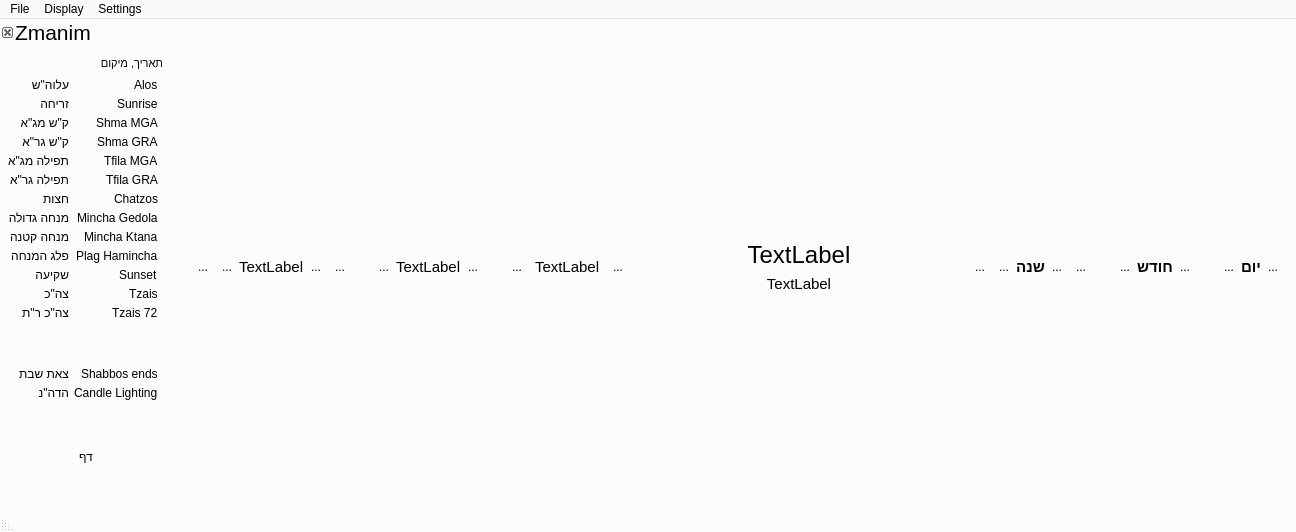
MosheWagner/luach, file mainwindow.ui: the form before one commit.
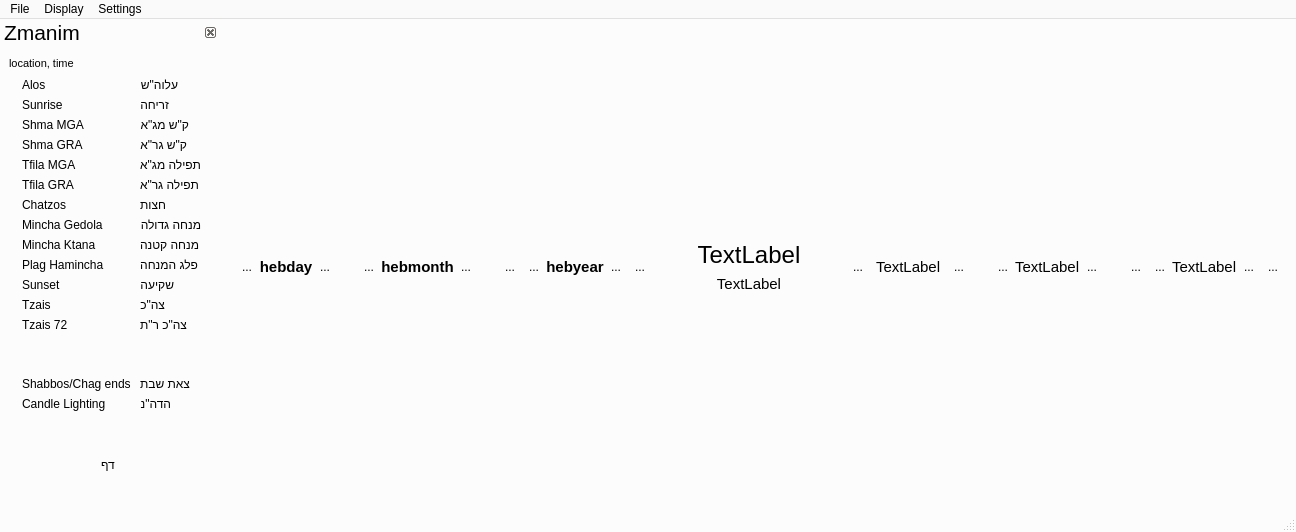
The form after the commit. Icons and pictures are not drawn.

```diff
--- a/mainwindow.ui
+++ b/mainwindow.ui
@@ -429,7 +429,7 @@
    <string>MainWindow</string>
   </property>
   <property name="layoutDirection">
-   <enum>Qt::RightToLeft</enum>
+   <enum>Qt::LeftToRight</enum>
   </property>
   <property name="autoFillBackground">
    <bool>false</bool>
@@ -438,6 +438,9 @@
    <string/>
   </property>
   <widget class="QWidget" name="centralWidget">
+   <property name="layoutDirection">
+    <enum>Qt::LeftToRight</enum>
+   </property>
    <layout class="QVBoxLayout" name="verticalLayout">
     <property name="spacing">
      <number>5</number>
@@ -464,46 +467,6 @@
         <property name="leftMargin">
          <number>0</number>
         </property>
-        <item>
-         <widget class="QToolButton" name="backDayBTN">
-          <property name="focusPolicy">
-           <enum>Qt::NoFocus</enum>
-          </property>
-          <property name="text">
-           <string>...</string>
-          </property>
-          <property name="icon">
-           <iconset>
-            <normaloff>:/Icons/arrow-right.png</normaloff>:/Icons/arrow-right.png</iconset>
-          </property>
-          <property name="autoRaise">
-           <bool>true</bool>
-          </property>
-         </widget>
-        </item>
-        <item>
-         <widget class="QLabel" name="daylabel">
-          <property name="sizePolicy">
-           <sizepolicy hsizetype="Maximum" vsizetype="Maximum">
-            <horstretch>0</horstretch>
-            <verstretch>0</verstretch>
-           </sizepolicy>
-          </property>
-          <property name="font">
-           <font>
-            <pointsize>11</pointsize>
-            <weight>75</weight>
-            <bold>true</bold>
-           </font>
-          </property>
-          <property name="text">
-           <string>יום</string>
-          </property>
-          <property name="alignment">
-           <set>Qt::AlignCenter</set>
-          </property>
-         </widget>
-        </item>
         <item>
          <widget class="QToolButton" name="nextDayBTN">
           <property name="focusPolicy">
@@ -521,6 +484,46 @@
           </property>
          </widget>
         </item>
+        <item>
+         <widget class="QLabel" name="daylabel">
+          <property name="sizePolicy">
+           <sizepolicy hsizetype="Maximum" vsizetype="Maximum">
+            <horstretch>0</horstretch>
+            <verstretch>0</verstretch>
+           </sizepolicy>
+          </property>
+          <property name="font">
+           <font>
+            <pointsize>11</pointsize>
+            <weight>75</weight>
+            <bold>true</bold>
+           </font>
+          </property>
+          <property name="text">
+           <string>hebday</string>
+          </property>
+          <property name="alignment">
+           <set>Qt::AlignCenter</set>
+          </property>
+         </widget>
+        </item>
+        <item>
+         <widget class="QToolButton" name="backDayBTN">
+          <property name="focusPolicy">
+           <enum>Qt::NoFocus</enum>
+          </property>
+          <property name="text">
+           <string>...</string>
+          </property>
+          <property name="icon">
+           <iconset resource="Luach.qrc">
+            <normaloff>:/Icons/arrow-right.png</normaloff>:/Icons/arrow-right.png</iconset>
+          </property>
+          <property name="autoRaise">
+           <bool>true</bool>
+          </property>
+         </widget>
+        </item>
        </layout>
       </item>
       <item row="0" column="1">
@@ -531,46 +534,6 @@
         <property name="leftMargin">
          <number>0</number>
         </property>
-        <item>
-         <widget class="QToolButton" name="backMonthBTN">
-          <property name="focusPolicy">
-           <enum>Qt::NoFocus</enum>
-          </property>
-          <property name="text">
-           <string>...</string>
-          </property>
-          <property name="icon">
-           <iconset>
-            <normaloff>:/Icons/arrow-right.png</normaloff>:/Icons/arrow-right.png</iconset>
-          </property>
-          <property name="autoRaise">
-           <bool>true</bool>
-          </property>
-         </widget>
-        </item>
-        <item>
-         <widget class="QLabel" name="monthlabel">
-          <property name="sizePolicy">
-           <sizepolicy hsizetype="Maximum" vsizetype="Maximum">
-            <horstretch>0</horstretch>
-            <verstretch>0</verstretch>
-           </sizepolicy>
-          </property>
-          <property name="font">
-           <font>
-            <pointsize>11</pointsize>
-            <weight>75</weight>
-            <bold>true</bold>
-           </font>
-          </property>
-          <property name="text">
-           <string>חודש</string>
-          </property>
-          <property name="alignment">
-           <set>Qt::AlignCenter</set>
-          </property>
-         </widget>
-        </item>
         <item>
          <widget class="QToolButton" name="nextMonthBTN">
           <property name="focusPolicy">
@@ -591,6 +554,46 @@
           </property>
          </widget>
         </item>
+        <item>
+         <widget class="QLabel" name="monthlabel">
+          <property name="sizePolicy">
+           <sizepolicy hsizetype="Maximum" vsizetype="Maximum">
+            <horstretch>0</horstretch>
+            <verstretch>0</verstretch>
+           </sizepolicy>
+          </property>
+          <property name="font">
+           <font>
+            <pointsize>11</pointsize>
+            <weight>75</weight>
+            <bold>true</bold>
+           </font>
+          </property>
+          <property name="text">
+           <string>hebmonth</string>
+          </property>
+          <property name="alignment">
+           <set>Qt::AlignCenter</set>
+          </property>
+         </widget>
+        </item>
+        <item>
+         <widget class="QToolButton" name="backMonthBTN">
+          <property name="focusPolicy">
+           <enum>Qt::NoFocus</enum>
+          </property>
+          <property name="text">
+           <string>...</string>
+          </property>
+          <property name="icon">
+           <iconset resource="Luach.qrc">
+            <normaloff>:/Icons/arrow-right.png</normaloff>:/Icons/arrow-right.png</iconset>
+          </property>
+          <property name="autoRaise">
+           <bool>true</bool>
+          </property>
+         </widget>
+        </item>
        </layout>
       </item>
       <item row="0" column="2">
@@ -601,80 +604,6 @@
         <property name="leftMargin">
          <number>0</number>
         </property>
-        <item>
-         <widget class="QToolButton" name="doublebackYearBTN">
-          <property name="focusPolicy">
-           <enum>Qt::NoFocus</enum>
-          </property>
-          <property name="text">
-           <string>...</string>
-          </property>
-          <property name="icon">
-           <iconset>
-            <normaloff>:/Icons/arrow-right-double.png</normaloff>:/Icons/arrow-right-double.png</iconset>
-          </property>
-          <property name="autoRaise">
-           <bool>true</bool>
-          </property>
-         </widget>
-        </item>
-        <item>
-         <widget class="QToolButton" name="backYearBTN">
-          <property name="focusPolicy">
-           <enum>Qt::NoFocus</enum>
-          </property>
-          <property name="text">
-           <string>...</string>
-          </property>
-          <property name="icon">
-           <iconset>
-            <normaloff>:/Icons/arrow-right.png</normaloff>:/Icons/arrow-right.png</iconset>
-          </property>
-          <property name="autoRaise">
-           <bool>true</bool>
-          </property>
-         </widget>
-        </item>
-        <item>
-         <widget class="QLabel" name="yearlabel">
-          <property name="sizePolicy">
-           <sizepolicy hsizetype="Maximum" vsizetype="Maximum">
-            <horstretch>0</horstretch>
-            <verstretch>0</verstretch>
-           </sizepolicy>
-          </property>
-          <property name="font">
-           <font>
-            <pointsize>11</pointsize>
-            <weight>75</weight>
-            <bold>true</bold>
-           </font>
-          </property>
-          <property name="text">
-           <string>שנה</string>
-          </property>
-          <property name="alignment">
-           <set>Qt::AlignCenter</set>
-          </property>
-         </widget>
-        </item>
-        <item>
-         <widget class="QToolButton" name="nextYearBTN">
-          <property name="focusPolicy">
-           <enum>Qt::NoFocus</enum>
-          </property>
-          <property name="text">
-           <string>...</string>
-          </property>
-          <property name="icon">
-           <iconset>
-            <normaloff>:/Icons/arrow-left.png</normaloff>:/Icons/arrow-left.png</iconset>
-          </property>
-          <property name="autoRaise">
-           <bool>true</bool>
-          </property>
-         </widget>
-        </item>
         <item>
          <widget class="QToolButton" name="doublenextYearBTN">
           <property name="focusPolicy">
@@ -692,6 +621,80 @@
           </property>
          </widget>
         </item>
+        <item>
+         <widget class="QToolButton" name="nextYearBTN">
+          <property name="focusPolicy">
+           <enum>Qt::NoFocus</enum>
+          </property>
+          <property name="text">
+           <string>...</string>
+          </property>
+          <property name="icon">
+           <iconset resource="Luach.qrc">
+            <normaloff>:/Icons/arrow-left.png</normaloff>:/Icons/arrow-left.png</iconset>
+          </property>
+          <property name="autoRaise">
+           <bool>true</bool>
+          </property>
+         </widget>
+        </item>
+        <item>
+         <widget class="QLabel" name="yearlabel">
+          <property name="sizePolicy">
+           <sizepolicy hsizetype="Maximum" vsizetype="Maximum">
+            <horstretch>0</horstretch>
+            <verstretch>0</verstretch>
+           </sizepolicy>
+          </property>
+          <property name="font">
+           <font>
+            <pointsize>11</pointsize>
+            <weight>75</weight>
+            <bold>true</bold>
+           </font>
+          </property>
+          <property name="text">
+           <string>hebyear</string>
+          </property>
+          <property name="alignment">
+           <set>Qt::AlignCenter</set>
+          </property>
+         </widget>
+        </item>
+        <item>
+         <widget class="QToolButton" name="backYearBTN">
+          <property name="focusPolicy">
+           <enum>Qt::NoFocus</enum>
+          </property>
+          <property name="text">
+           <string>...</string>
+          </property>
+          <property name="icon">
+           <iconset resource="Luach.qrc">
+            <normaloff>:/Icons/arrow-right.png</normaloff>:/Icons/arrow-right.png</iconset>
+          </property>
+          <property name="autoRaise">
+           <bool>true</bool>
+          </property>
+         </widget>
+        </item>
+        <item>
+         <widget class="QToolButton" name="doublebackYearBTN">
+          <property name="focusPolicy">
+           <enum>Qt::NoFocus</enum>
+          </property>
+          <property name="text">
+           <string>...</string>
+          </property>
+          <property name="icon">
+           <iconset resource="Luach.qrc">
+            <normaloff>:/Icons/arrow-right-double.png</normaloff>:/Icons/arrow-right-double.png</iconset>
+          </property>
+          <property name="autoRaise">
+           <bool>true</bool>
+          </property>
+         </widget>
+        </item>
        </layout>
       </item>
       <item row="0" column="3">
@@ -745,46 +748,6 @@
       </item>
       <item row="0" column="4">
        <layout class="QHBoxLayout" name="horizontalLayout">
-        <item>
-         <widget class="QToolButton" name="backgdayBTN">
-          <property name="focusPolicy">
-           <enum>Qt::NoFocus</enum>
-          </property>
-          <property name="text">
-           <string>...</string>
-          </property>
-          <property name="icon">
-           <iconset>
-            <normaloff>:/Icons/arrow-right.png</normaloff>:/Icons/arrow-right.png</iconset>
-          </property>
-          <property name="autoRaise">
-           <bool>true</bool>
-          </property>
-         </widget>
-        </item>
-        <item>
-         <widget class="QLabel" name="engdaylbl">
-          <property name="sizePolicy">
-           <sizepolicy hsizetype="Maximum" vsizetype="Maximum">
-            <horstretch>0</horstretch>
-            <verstretch>0</verstretch>
-           </sizepolicy>
-          </property>
-          <property name="font">
-           <font>
-            <pointsize>11</pointsize>
-            <weight>50</weight>
-            <bold>false</bold>
-           </font>
-          </property>
-          <property name="layoutDirection">
-           <enum>Qt::LeftToRight</enum>
-          </property>
-          <property name="text">
-           <string>TextLabel</string>
-          </property>
-         </widget>
-        </item>
         <item>
          <widget class="QToolButton" name="nextgdayBTN">
           <property name="focusPolicy">
@@ -802,6 +765,46 @@
           </property>
          </widget>
         </item>
+        <item>
+         <widget class="QLabel" name="engdaylbl">
+          <property name="sizePolicy">
+           <sizepolicy hsizetype="Maximum" vsizetype="Maximum">
+            <horstretch>0</horstretch>
+            <verstretch>0</verstretch>
+           </sizepolicy>
+          </property>
+          <property name="font">
+           <font>
+            <pointsize>11</pointsize>
+            <weight>50</weight>
+            <bold>false</bold>
+           </font>
+          </property>
+          <property name="layoutDirection">
+           <enum>Qt::LeftToRight</enum>
+          </property>
+          <property name="text">
+           <string>TextLabel</string>
+          </property>
+         </widget>
+        </item>
+        <item>
+         <widget class="QToolButton" name="backgdayBTN">
+          <property name="focusPolicy">
+           <enum>Qt::NoFocus</enum>
+          </property>
+          <property name="text">
+           <string>...</string>
+          </property>
+          <property name="icon">
+           <iconset resource="Luach.qrc">
+            <normaloff>:/Icons/arrow-right.png</normaloff>:/Icons/arrow-right.png</iconset>
+          </property>
+          <property name="autoRaise">
+           <bool>true</bool>
+          </property>
+         </widget>
+        </item>
        </layout>
       </item>
       <item row="0" column="5">
@@ -812,46 +815,6 @@
         <property name="leftMargin">
          <number>0</number>
         </property>
-        <item>
-         <widget class="QToolButton" name="backgmonthBTN">
-          <property name="focusPolicy">
-           <enum>Qt::NoFocus</enum>
-          </property>
-          <property name="text">
-           <string>...</string>
-          </property>
-          <property name="icon">
-           <iconset>
-            <normaloff>:/Icons/arrow-right.png</normaloff>:/Icons/arrow-right.png</iconset>
-          </property>
-          <property name="autoRaise">
-           <bool>true</bool>
-          </property>
-         </widget>
-        </item>
-        <item>
-         <widget class="QLabel" name="engmonthlbl">
-          <property name="sizePolicy">
-           <sizepolicy hsizetype="Maximum" vsizetype="Maximum">
-            <horstretch>0</horstretch>
-            <verstretch>0</verstretch>
-           </sizepolicy>
-          </property>
-          <property name="font">
-           <font>
-            <pointsize>11</pointsize>
-            <weight>50</weight>
-            <bold>false</bold>
-           </font>
-          </property>
-          <property name="layoutDirection">
-           <enum>Qt::LeftToRight</enum>
-          </property>
-          <property name="text">
-           <string>TextLabel</string>
-          </property>
-         </widget>
-        </item>
         <item>
          <widget class="QToolButton" name="nextgmonthBTN">
           <property name="focusPolicy">
@@ -869,6 +832,46 @@
           </property>
          </widget>
         </item>
+        <item>
+         <widget class="QLabel" name="engmonthlbl">
+          <property name="sizePolicy">
+           <sizepolicy hsizetype="Maximum" vsizetype="Maximum">
+            <horstretch>0</horstretch>
+            <verstretch>0</verstretch>
+           </sizepolicy>
+          </property>
+          <property name="font">
+           <font>
+            <pointsize>11</pointsize>
+            <weight>50</weight>
+            <bold>false</bold>
+           </font>
+          </property>
+          <property name="layoutDirection">
+           <enum>Qt::LeftToRight</enum>
+          </property>
+          <property name="text">
+           <string>TextLabel</string>
+          </property>
+         </widget>
+        </item>
+        <item>
+         <widget class="QToolButton" name="backgmonthBTN">
+          <property name="focusPolicy">
+           <enum>Qt::NoFocus</enum>
+          </property>
+          <property name="text">
+           <string>...</string>
+          </property>
+          <property name="icon">
+           <iconset resource="Luach.qrc">
+            <normaloff>:/Icons/arrow-right.png</normaloff>:/Icons/arrow-right.png</iconset>
+          </property>
+          <property name="autoRaise">
+           <bool>true</bool>
+          </property>
+         </widget>
+        </item>
        </layout>
       </item>
       <item row="0" column="6">
@@ -879,80 +882,6 @@
         <property name="leftMargin">
          <number>0</number>
         </property>
-        <item>
-         <widget class="QToolButton" name="doublebackgYearBTN">
-          <property name="focusPolicy">
-           <enum>Qt::NoFocus</enum>
-          </property>
-          <property name="text">
-           <string>...</string>
-          </property>
-          <property name="icon">
-           <iconset>
-            <normaloff>:/Icons/arrow-right-double.png</normaloff>:/Icons/arrow-right-double.png</iconset>
-          </property>
-          <property name="autoRaise">
-           <bool>true</bool>
-          </property>
-         </widget>
-        </item>
-        <item>
-         <widget class="QToolButton" name="backgYearBTN">
-          <property name="focusPolicy">
-           <enum>Qt::NoFocus</enum>
-          </property>
-          <property name="text">
-           <string>...</string>
-          </property>
-          <property name="icon">
-           <iconset>
-            <normaloff>:/Icons/arrow-right.png</normaloff>:/Icons/arrow-right.png</iconset>
-          </property>
-          <property name="autoRaise">
-           <bool>true</bool>
-          </property>
-         </widget>
-        </item>
-        <item>
-         <widget class="QLabel" name="engyearlbl">
-          <property name="sizePolicy">
-           <sizepolicy hsizetype="Maximum" vsizetype="Maximum">
-            <horstretch>0</horstretch>
-            <verstretch>0</verstretch>
-           </sizepolicy>
-          </property>
-          <property name="font">
-           <font>
-            <pointsize>11</pointsize>
-            <weight>50</weight>
-            <bold>false</bold>
-           </font>
-          </property>
-          <property name="layoutDirection">
-           <enum>Qt::LeftToRight</enum>
-          </property>
-          <property name="text">
-           <string>TextLabel</string>
-          </property>
-         </widget>
-        </item>
-        <item>
-         <widget class="QToolButton" name="nextgYearBTN">
-          <property name="focusPolicy">
-           <enum>Qt::NoFocus</enum>
-          </property>
-          <property name="text">
-           <string>...</string>
-          </property>
-          <property name="icon">
-           <iconset>
-            <normaloff>:/Icons/arrow-left.png</normaloff>:/Icons/arrow-left.png</iconset>
-          </property>
-          <property name="autoRaise">
-           <bool>true</bool>
-          </property>
-         </widget>
-        </item>
         <item>
          <widget class="QToolButton" name="doublenextgYearBTN">
           <property name="focusPolicy">
@@ -970,6 +899,80 @@
           </property>
          </widget>
         </item>
+        <item>
+         <widget class="QToolButton" name="nextgYearBTN">
+          <property name="focusPolicy">
+           <enum>Qt::NoFocus</enum>
+          </property>
+          <property name="text">
+           <string>...</string>
+          </property>
+          <property name="icon">
+           <iconset resource="Luach.qrc">
+            <normaloff>:/Icons/arrow-left.png</normaloff>:/Icons/arrow-left.png</iconset>
+          </property>
+          <property name="autoRaise">
+           <bool>true</bool>
+          </property>
+         </widget>
+        </item>
+        <item>
+         <widget class="QLabel" name="engyearlbl">
+          <property name="sizePolicy">
+           <sizepolicy hsizetype="Maximum" vsizetype="Maximum">
+            <horstretch>0</horstretch>
+            <verstretch>0</verstretch>
+           </sizepolicy>
+          </property>
+          <property name="font">
+           <font>
+            <pointsize>11</pointsize>
+            <weight>50</weight>
+            <bold>false</bold>
+           </font>
+          </property>
+          <property name="layoutDirection">
+           <enum>Qt::LeftToRight</enum>
+          </property>
+          <property name="text">
+           <string>TextLabel</string>
+          </property>
+         </widget>
+        </item>
+        <item>
+         <widget class="QToolButton" name="backgYearBTN">
+          <property name="focusPolicy">
+           <enum>Qt::NoFocus</enum>
+          </property>
+          <property name="text">
+           <string>...</string>
+          </property>
+          <property name="icon">
+           <iconset resource="Luach.qrc">
+            <normaloff>:/Icons/arrow-right.png</normaloff>:/Icons/arrow-right.png</iconset>
+          </property>
+          <property name="autoRaise">
+           <bool>true</bool>
+          </property>
+         </widget>
+        </item>
+        <item>
+         <widget class="QToolButton" name="doublebackgYearBTN">
+          <property name="focusPolicy">
+           <enum>Qt::NoFocus</enum>
+          </property>
+          <property name="text">
+           <string>...</string>
+          </property>
+          <property name="icon">
+           <iconset resource="Luach.qrc">
+            <normaloff>:/Icons/arrow-right-double.png</normaloff>:/Icons/arrow-right-double.png</iconset>
+          </property>
+          <property name="autoRaise">
+           <bool>true</bool>
+          </property>
+         </widget>
+        </item>
        </layout>
       </item>
      </layout>
@@ -2717,7 +2720,7 @@
     </font>
    </property>
    <property name="layoutDirection">
-    <enum>Qt::RightToLeft</enum>
+    <enum>Qt::LeftToRight</enum>
    </property>
    <property name="features">
     <set>QDockWidget::DockWidgetClosable</set>
@@ -2753,7 +2756,13 @@
         </font>
        </property>
        <property name="text">
-        <string>תאריך, מיקום</string>
+        <string>location, time</string>
+       </property>
+       <property name="scaledContents">
+        <bool>true</bool>
+       </property>
+       <property name="wordWrap">
+        <bool>true</bool>
        </property>
       </widget>
      </item>
@@ -2769,10 +2778,10 @@
         <set>Qt::AlignRight|Qt::AlignTop|Qt::AlignTrailing</set>
        </property>
        <property name="horizontalSpacing">
-        <number>5</number>
+        <number>9</number>
        </property>
        <property name="verticalSpacing">
-        <number>5</number>
+        <number>6</number>
        </property>
        <property name="leftMargin">
         <number>4</number>
@@ -2781,7 +2790,7 @@
         <number>0</number>
        </property>
        <property name="rightMargin">
-        <number>0</number>
+        <number>15</number>
        </property>
        <item row="0" column="0">
         <widget class="QLabel" name="label_2">
@@ -3540,6 +3549,19 @@
          </property>
         </widget>
        </item>
+       <item row="13" column="0">
+        <spacer name="verticalSpacer_4">
+         <property name="orientation">
+          <enum>Qt::Vertical</enum>
+         </property>
+         <property name="sizeHint" stdset="0">
+          <size>
+           <width>20</width>
+           <height>40</height>
+          </size>
+         </property>
+        </spacer>
+       </item>
        <item row="13" column="1">
         <spacer name="verticalSpacer_2">
          <property name="orientation">
@@ -3555,6 +3577,12 @@
        </item>
        <item row="15" column="0">
         <widget class="QLabel" name="tslbllbl">
+         <property name="sizePolicy">
+          <sizepolicy hsizetype="Maximum" vsizetype="Maximum">
+           <horstretch>0</horstretch>
+           <verstretch>0</verstretch>
+          </sizepolicy>
+         </property>
          <property name="font">
           <font>
            <pointsize>9</pointsize>
@@ -3562,8 +3590,17 @@
            <bold>false</bold>
           </font>
          </property>
+         <property name="layoutDirection">
+          <enum>Qt::RightToLeft</enum>
+         </property>
          <property name="text">
-          <string>Shabbos ends</string>
+          <string>Shabbos/Chag ends</string>
+         </property>
+         <property name="alignment">
+          <set>Qt::AlignJustify|Qt::AlignVCenter</set>
+         </property>
+         <property name="textInteractionFlags">
+          <set>Qt::TextSelectableByKeyboard|Qt::TextSelectableByMouse</set>
          </property>
         </widget>
        </item>
@@ -3581,8 +3618,14 @@
          </property>
         </widget>
        </item>
-       <item row="18" column="0">
+       <item row="16" column="0">
         <widget class="QLabel" name="clllbllbl">
+         <property name="sizePolicy">
+          <sizepolicy hsizetype="Maximum" vsizetype="Maximum">
+           <horstretch>0</horstretch>
+           <verstretch>0</verstretch>
+          </sizepolicy>
+         </property>
          <property name="font">
           <font>
            <pointsize>9</pointsize>
@@ -3590,12 +3633,21 @@
            <bold>false</bold>
           </font>
          </property>
+         <property name="layoutDirection">
+          <enum>Qt::RightToLeft</enum>
+         </property>
          <property name="text">
           <string>Candle Lighting</string>
          </property>
+         <property name="alignment">
+          <set>Qt::AlignJustify|Qt::AlignVCenter</set>
+         </property>
+         <property name="textInteractionFlags">
+          <set>Qt::TextSelectableByKeyboard|Qt::TextSelectableByMouse</set>
+         </property>
         </widget>
        </item>
-       <item row="18" column="1">
+       <item row="16" column="1">
         <widget class="QLabel" name="candellightinglbl">
          <property name="font">
           <font>
@@ -3609,7 +3661,20 @@
          </property>
         </widget>
        </item>
-       <item row="19" column="1">
+       <item row="17" column="0">
+        <spacer name="verticalSpacer_8">
+         <property name="orientation">
+          <enum>Qt::Vertical</enum>
+         </property>
+         <property name="sizeHint" stdset="0">
+          <size>
+           <width>20</width>
+           <height>40</height>
+          </size>
+         </property>
+        </spacer>
+       </item>
+       <item row="17" column="1">
         <spacer name="verticalSpacer_3">
          <property name="orientation">
           <enum>Qt::Vertical</enum>
```
Left out of the diff: 28 changed lines with no effect on the pictures.
